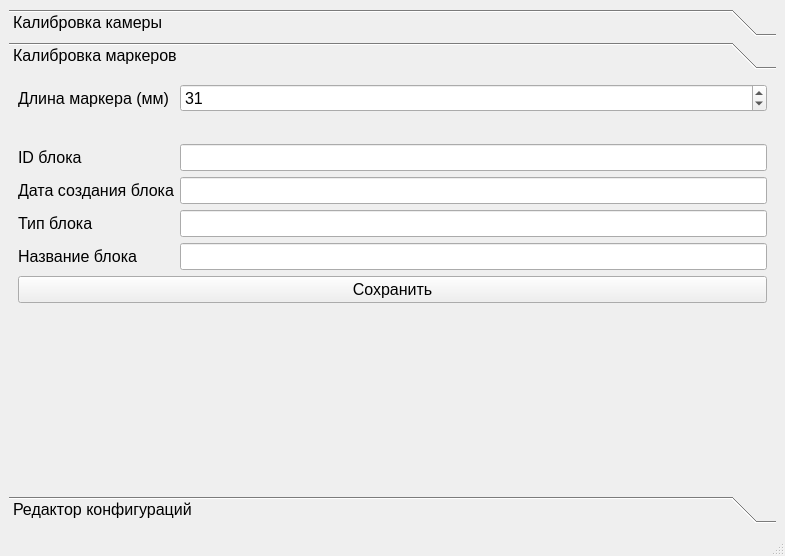
Above: mainwindow.ui from layxproud/QCameraCalibrator before the change. Below: the same form after it.
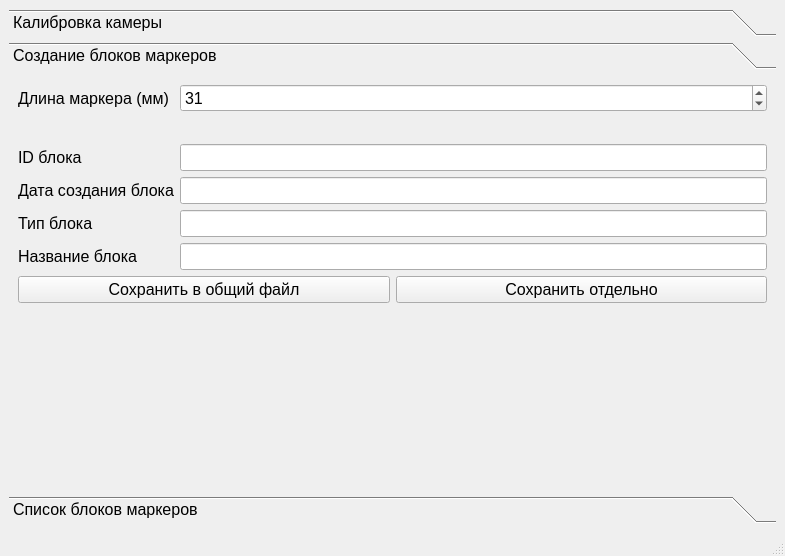
That is the form after the change. The open tabs and pages were chosen to show the change.

Commit message: Moved to mingw, began adding new save config options

```diff
--- a/mainwindow.ui
+++ b/mainwindow.ui
@@ -145,7 +145,7 @@
         </rect>
        </property>
        <attribute name="label">
-        <string>Калибровка маркеров</string>
+        <string>Создание блоков маркеров</string>
        </attribute>
        <layout class="QVBoxLayout" name="verticalLayout_2">
         <item>
@@ -240,11 +240,25 @@
          </layout>
         </item>
         <item>
-         <widget class="QPushButton" name="saveConfigButton">
-          <property name="text">
-           <string>Сохранить</string>
+         <layout class="QHBoxLayout" name="saveButtonsLayout">
+          <property name="topMargin">
+           <number>0</number>
           </property>
-         </widget>
+          <item>
+           <widget class="QPushButton" name="saveToConfigurationsButton">
+            <property name="text">
+             <string>Сохранить в общий файл</string>
+            </property>
+           </widget>
+          </item>
+          <item>
+           <widget class="QPushButton" name="saveSingleConfigButton">
+            <property name="text">
+             <string>Сохранить отдельно</string>
+            </property>
+           </widget>
+          </item>
+         </layout>
         </item>
         <item>
          <spacer name="verticalSpacer">
@@ -271,7 +285,7 @@
         </rect>
        </property>
        <attribute name="label">
-        <string>Редактор конфигураций</string>
+        <string>Список блоков маркеров</string>
        </attribute>
        <layout class="QVBoxLayout" name="verticalLayout_3">
         <item>
```
Left out of the diff: 2 changed lines with no effect on the pictures. The commit also changes 634 other files.
